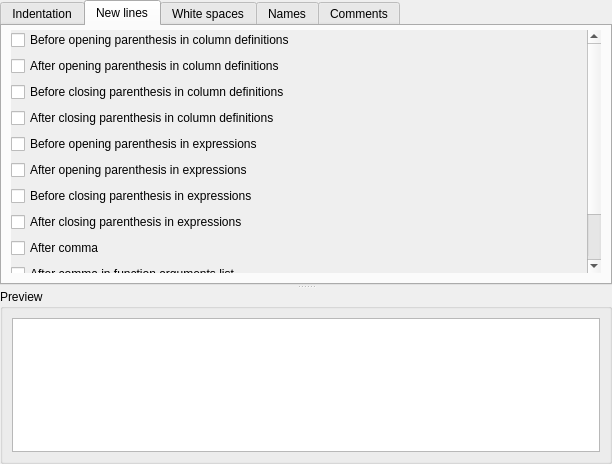
pawelsalawa/sqlitestudio, file Plugins/SqlEnterpriseFormatter/sqlenterpriseformatter.ui: the form before one commit.
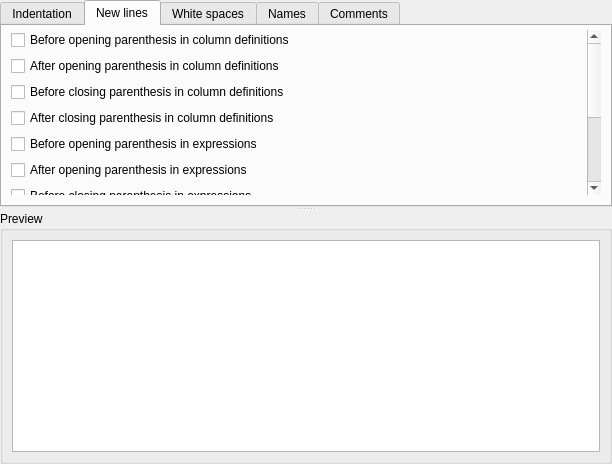
The form after the commit. The open tabs and pages were chosen to show the change. Custom widgets are drawn as their Qt base class.

Commit message: Config builder refactored so each class is in separate file, config categories now emit signal when any entry in it is modified. Import and Export dialogs background in final page is now transparent.

What changed in the file:
```diff
--- a/Plugins/SqlEnterpriseFormatter/sqlenterpriseformatter.ui
+++ b/Plugins/SqlEnterpriseFormatter/sqlenterpriseformatter.ui
@@ -114,6 +114,9 @@
         </property>
         <item>
          <widget class="QScrollArea" name="scrollArea">
+          <property name="styleSheet">
+           <string notr="true">#scrollArea { background: transparent; }</string>
+          </property>
           <property name="frameShape">
            <enum>QFrame::NoFrame</enum>
           </property>
@@ -123,9 +126,6 @@
           <property name="lineWidth">
            <number>0</number>
           </property>
-          <property name="verticalScrollBarPolicy">
-           <enum>Qt::ScrollBarAlwaysOn</enum>
-          </property>
           <property name="widgetResizable">
            <bool>true</bool>
           </property>
@@ -134,10 +134,13 @@
             <rect>
              <x>0</x>
              <y>0</y>
-             <width>566</width>
+             <width>336</width>
              <height>257</height>
             </rect>
            </property>
+           <property name="styleSheet">
+            <string notr="true">#scrollAreaWidgetContents { background: transparent; }</string>
+           </property>
            <layout class="QVBoxLayout" name="verticalLayout_5">
             <property name="leftMargin">
              <number>0</number>
@@ -590,7 +593,7 @@
       <property name="sizePolicy">
        <sizepolicy hsizetype="Preferred" vsizetype="Preferred">
         <horstretch>0</horstretch>
-        <verstretch>1</verstretch>
+        <verstretch>2</verstretch>
        </sizepolicy>
       </property>
       <property name="title">
@@ -598,7 +601,11 @@
       </property>
       <layout class="QVBoxLayout" name="verticalLayout_4">
        <item>
-        <widget class="QPlainTextEdit" name="plainTextEdit"/>
+        <widget class="SqlView" name="previewEdit">
+         <property name="cfg" stdset="0">
+          <string>SqlEnterpriseFormatter.PreviewCode</string>
+         </property>
+        </widget>
        </item>
       </layout>
      </widget>
@@ -612,6 +619,11 @@
    <extends>QComboBox</extends>
    <header>common/configcombobox.h</header>
   </customwidget>
+  <customwidget>
+   <class>SqlView</class>
+   <extends>QPlainTextEdit</extends>
+   <header>sqlview.h</header>
+  </customwidget>
  </customwidgets>
  <resources/>
  <connections/>
```
Left out of the diff: 15 changed lines with no effect on the pictures. The commit also changes 19 other files.
